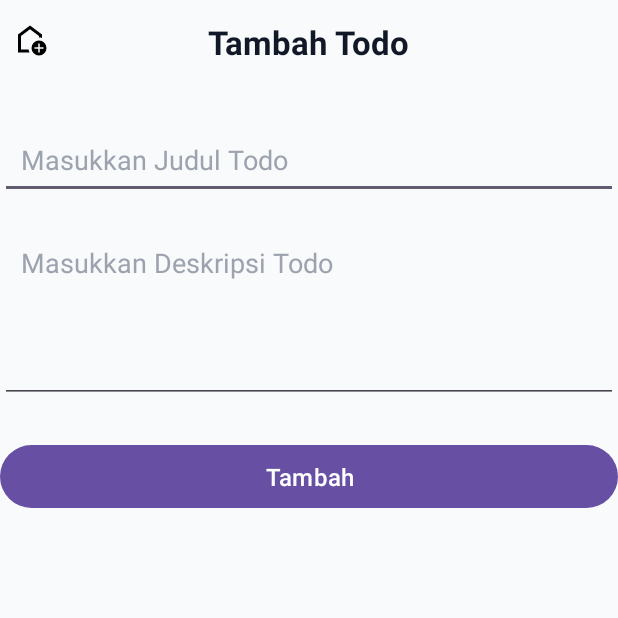
After one commit to Waahyuuu/loginFirebase, an Android app: the CreateTodoActivity screen opened directly, with no data from a screen before it, on a phone screen of 412 x 824 dp, the top half of it. The commit adds this screen. Run offline under Robolectric (Android 15) with nearby library versions, the phone set to English and light mode, and no system bars; our stand-ins replace Firebase (no records; nobody signed in at launch, a user with empty details on screens opened directly).

Commit message:
Tugas PPB wahyu

```diff
--- a/app/build.gradle.kts
+++ b/app/build.gradle.kts
@@ -51,10 +51,12 @@ dependencies {
     implementation("org.jetbrains.kotlinx:kotlinx-coroutines-android:1.8.1")
     implementation(platform("com.google.firebase:firebase-bom:34.3.0"))
     implementation("com.google.firebase:firebase-auth")
+    implementation("com.google.firebase:firebase-firestore")
     implementation("androidx.credentials:credentials:1.2.2")
     implementation("androidx.credentials:credentials-play-services-auth:1.2.2")
     implementation("com.google.android.libraries.identity.googleid:googleid:1.1.1")
     testImplementation(libs.junit)
     androidTestImplementation(libs.androidx.junit)
     androidTestImplementation(libs.androidx.espresso.core)
+    implementation("com.google.android.material:material:1.12.0")
 }
--- /dev/null
+++ b/app/src/main/java/com/example/tugas2pbb/CreateTodoActivity.kt
@@ -0,0 +1,85 @@
+package com.example.tugas2pbb
+
+import android.content.Intent
+import android.os.Bundle
+import android.widget.Toast
+import androidx.activity.enableEdgeToEdge
+import androidx.appcompat.app.AppCompatActivity
+import androidx.core.view.ViewCompat
+import androidx.core.view.WindowInsetsCompat
+import androidx.lifecycle.lifecycleScope
+import com.example.tugas2pbb.databinding.ActivityCreateTodoBinding
+import com.example.tugas2pbb.entity.Todo
+import com.example.tugas2pbb.usecases.TodoUseCase
+import kotlinx.coroutines.launch
+
+class CreateTodoActivity : AppCompatActivity() {
+
+    private lateinit var activityBinding: ActivityCreateTodoBinding
+    private lateinit var todoUseCase: TodoUseCase
+
+    override fun onCreate(savedInstanceState: Bundle?) {
+        super.onCreate(savedInstanceState)
+        enableEdgeToEdge()
+
+        activityBinding = ActivityCreateTodoBinding.inflate(layoutInflater)
+        setContentView(activityBinding.root)
+
+        todoUseCase = TodoUseCase()
+
+        ViewCompat.setOnApplyWindowInsetsListener(findViewById(R.id.main)) { v, insets ->
+            val systemBars = insets.getInsets(WindowInsetsCompat.Type.systemBars())
+            v.setPadding(systemBars.left, systemBars.top, systemBars.right, systemBars.bottom)
+            insets
+        }
+
+        registerEvents()
+    }
+
+    private fun registerEvents() {
+
+        activityBinding.btnTambah.setOnClickListener {
+            saveTodoToFireStore()
+        }
+
+        activityBinding.btnBack.setOnClickListener {
+            val intent = Intent(this, TodoActivity::class.java)
+            startActivity(intent)
+            finish()
+        }
+    }
+
+    private fun saveTodoToFireStore() {
+        val title = activityBinding.etTitle.text.toString().trim()
+        val description = activityBinding.etDescription.text.toString().trim()
+
+        if (title.isEmpty() || description.isEmpty()) {
+            Toast.makeText(this, "Judul dan deskripsi tidak boleh kosong", Toast.LENGTH_SHORT).show()
+            return
+        }
+
+        val todo = Todo(
+            id = "",
+            title = title,
+            description = description
+        )
+
+        lifecycleScope.launch {
+            try {
+                todoUseCase.createTodo(todo)
+                Toast.makeText(this@CreateTodoActivity, "Sukses menambahkan data", Toast.LENGTH_SHORT).show()
+
+                val intent = Intent(this@CreateTodoActivity, TodoActivity::class.java)
+                startActivity(intent)
+                finish()
+
+            } catch (exc: Exception) {
+                Toast.makeText(
+                    this@CreateTodoActivity,
+                    "Gagal menambahkan data: ${exc.message}",
+                    Toast.LENGTH_SHORT
+                ).show()
+            }
+        }
+    }
+}
--- /dev/null
+++ b/app/src/main/res/drawable/baseline_add_24.xml
@@ -0,0 +1,5 @@
+<vector xmlns:android="http://schemas.android.com/apk/res/android" android:height="24dp" android:tint="#000000" android:viewportHeight="24" android:viewportWidth="24" android:width="24dp">
+
+    <path android:fillColor="@android:color/white" android:pathData="M19,13h-6v6h-2v-6H5v-2h6V5h2v6h6v2z"/>
+
+</vector>
--- /dev/null
+++ b/app/src/main/res/drawable/ic_arrow_back.xml
@@ -0,0 +1,5 @@
+<vector xmlns:android="http://schemas.android.com/apk/res/android" android:height="24dp" android:tint="#000000" android:viewportHeight="960" android:viewportWidth="960" android:width="24dp">
+
+    <path android:fillColor="@android:color/white" android:pathData="M700,760L740,760L740,660L840,660L840,620L740,620L740,520L700,520L700,620L600,620L600,660L700,660L700,760ZM720,840Q637,840 578.5,781.5Q520,723 520,640Q520,557 578.5,498.5Q637,440 720,440Q803,440 861.5,498.5Q920,557 920,640Q920,723 861.5,781.5Q803,840 720,840ZM160,760L160,280L480,40L800,280L800,372Q781,366 761,363Q741,360 720,360L720,320L480,140L240,320L240,680L443,680Q446,701 452,721Q458,741 467,760L160,760ZM480,410L480,410L480,410L480,410L480,410Q480,410 480,410Q480,410 480,410Q480,410 480,410Q480,410 480,410Z"/>
+
+</vector>
--- /dev/null
+++ b/app/src/main/res/layout/activity_create_todo.xml
@@ -0,0 +1,78 @@
+<?xml version="1.0" encoding="utf-8"?>
+<RelativeLayout xmlns:android="http://schemas.android.com/apk/res/android"
+    xmlns:app="http://schemas.android.com/apk/res-auto"
+    xmlns:tools="http://schemas.android.com/tools"
+    android:id="@+id/main"
+    android:layout_width="match_parent"
+    android:layout_height="match_parent"
+    android:padding="20dp"
+    android:background="#F9FAFB"
+    tools:context=".CreateTodoActivity">
+
+    <RelativeLayout
+        android:id="@+id/header"
+        android:layout_width="match_parent"
+        android:layout_height="wrap_content"
+        android:paddingVertical="8dp">
+
+        <ImageView
+            android:id="@+id/btnBack"
+            android:layout_width="40dp"
+            android:layout_height="40dp"
+            android:src="@drawable/ic_arrow_back"
+            android:background="?attr/selectableItemBackgroundBorderless"
+            android:padding="8dp"
+            android:contentDescription="Kembali"
+            android:layout_alignParentStart="true"
+            android:layout_centerVertical="true" />
+
+        <TextView
+            android:id="@+id/tvHeader"
+            android:layout_width="wrap_content"
+            android:layout_height="wrap_content"
+            android:text="Tambah Todo"
+            android:textSize="22sp"
+            android:textStyle="bold"
+            android:textColor="#111827"
+            android:layout_centerInParent="true" />
+
+    </RelativeLayout>
+
+    <EditText
+        android:id="@+id/etTitle"
+        android:layout_width="match_parent"
+        android:layout_height="wrap_content"
+        android:hint="Masukkan Judul Todo"
+        android:inputType="textCapSentences"
+        android:padding="14dp"
+        android:textColor="#111827"
+        android:textColorHint="#9CA3AF"
+        android:layout_below="@id/header"
+        android:layout_marginTop="24dp" />
+
+    <EditText
+        android:id="@+id/etDescription"
+        android:layout_width="match_parent"
+        android:layout_height="120dp"
+        android:hint="Masukkan Deskripsi Todo"
+        android:inputType="textMultiLine"
+        android:gravity="top"
+        android:padding="14dp"
+        android:textColor="#111827"
+        android:textColorHint="#9CA3AF"
+        android:layout_below="@id/etTitle"
+        android:layout_marginTop="16dp" />
+
+    <Button
+        android:id="@+id/btnTambah"
+        android:layout_width="match_parent"
+        android:layout_height="wrap_content"
+        android:text="Tambah"
+        android:textAllCaps="false"
+        android:textSize="16sp"
+        android:textColor="#FFFFFF"
+        android:layout_below="@id/etDescription"
+        android:layout_marginTop="24dp"
+        android:paddingVertical="10dp" />
+
+</RelativeLayout>
```
Also changed, not shown: app/src/main/AndroidManifest.xml (+15 -3 lines), app/src/main/java/com/example/tugas2pbb/EditTodoActivity.kt (added, +27 -0 lines), app/src/main/java/com/example/tugas2pbb/MainActivity.kt (+19 -31 lines), app/src/main/java/com/example/tugas2pbb/TodoActivity.kt (added, +95 -0 lines), app/src/main/java/com/example/tugas2pbb/adapter/Todoadapter.kt (added, +55 -0 lines), app/src/main/java/com/example/tugas2pbb/entity/Todo.kt (added, +7 -0 lines), app/src/main/java/com/example/tugas2pbb/usecases/TodoUseCase.kt (added, +47 -0 lines), app/src/main/res/layout/activity_edit_todo.xml (added, +11 -0 lines), app/src/main/res/layout/activity_main.xml (+1 -9 lines), app/src/main/res/layout/activity_todo.xml (added, +65 -0 lines), app/src/main/res/layout/item_todo.xml (added, +26 -0 lines).
